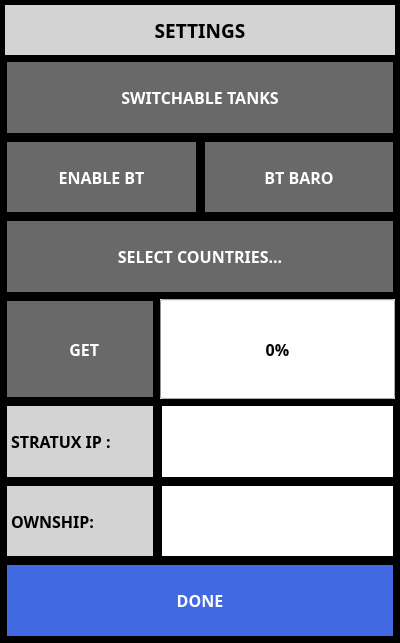
The window that ui/SettingsDialog.ui (UnexplodedMinds/Stratofier) describes before a commit, drawn with Qt 5.
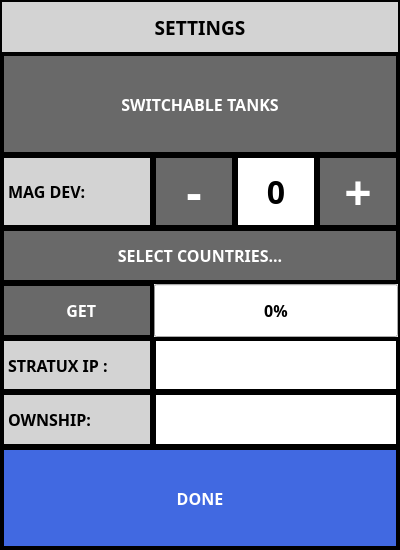
The same window after the commit. Icons and pictures are not drawn. Custom widgets are drawn as their Qt base class.

```diff
--- a/ui/SettingsDialog.ui
+++ b/ui/SettingsDialog.ui
@@ -7,7 +7,7 @@
     <x>0</x>
     <y>0</y>
     <width>400</width>
-    <height>643</height>
+    <height>550</height>
    </rect>
   </property>
   <property name="sizePolicy">
@@ -116,21 +116,459 @@
   </property>
   <layout class="QGridLayout" name="gridLayout">
    <property name="leftMargin">
-    <number>5</number>
+    <number>2</number>
    </property>
    <property name="topMargin">
-    <number>5</number>
+    <number>2</number>
    </property>
    <property name="rightMargin">
-    <number>5</number>
+    <number>2</number>
    </property>
    <property name="bottomMargin">
-    <number>5</number>
+    <number>2</number>
    </property>
    <property name="spacing">
-    <number>5</number>
+    <number>2</number>
    </property>
-   <item row="1" column="1" colspan="4">
+   <item row="5" column="1" colspan="3">
+    <layout class="QGridLayout" name="gridLayout_2">
+     <item row="0" column="1">
+      <widget class="QProgressBar" name="m_pDataProgress">
+       <property name="sizePolicy">
+        <sizepolicy hsizetype="MinimumExpanding" vsizetype="Expanding">
+         <horstretch>0</horstretch>
+         <verstretch>0</verstretch>
+        </sizepolicy>
+       </property>
+       <property name="font">
+        <font>
+         <family>Droid Sans</family>
+         <pointsize>12</pointsize>
+         <weight>75</weight>
+         <bold>true</bold>
+        </font>
+       </property>
+       <property name="autoFillBackground">
+        <bool>true</bool>
+       </property>
+       <property name="value">
+        <number>0</number>
+       </property>
+      </widget>
+     </item>
+    </layout>
+   </item>
+   <item row="2" column="1">
+    <widget class="QPushButton" name="m_pMagDevLessButton">
+     <property name="sizePolicy">
+      <sizepolicy hsizetype="MinimumExpanding" vsizetype="Expanding">
+       <horstretch>0</horstretch>
+       <verstretch>0</verstretch>
+      </sizepolicy>
+     </property>
+     <property name="font">
+      <font>
+       <family>Droid Sans</family>
+       <pointsize>36</pointsize>
+       <weight>75</weight>
+       <bold>true</bold>
+      </font>
+     </property>
+     <property name="text">
+      <string>-</string>
+     </property>
+     <property name="iconSize">
+      <size>
+       <width>32</width>
+       <height>32</height>
+      </size>
+     </property>
+     <property name="checkable">
+      <bool>false</bool>
+     </property>
+     <property name="checked">
+      <bool>false</bool>
+     </property>
+     <property name="autoDefault">
+      <bool>false</bool>
+     </property>
+    </widget>
+   </item>
+   <item row="2" column="3">
+    <widget class="QPushButton" name="m_pMagDevMoreButton">
+     <property name="sizePolicy">
+      <sizepolicy hsizetype="MinimumExpanding" vsizetype="Expanding">
+       <horstretch>0</horstretch>
+       <verstretch>0</verstretch>
+      </sizepolicy>
+     </property>
+     <property name="font">
+      <font>
+       <family>Droid Sans</family>
+       <pointsize>36</pointsize>
+       <weight>75</weight>
+       <bold>true</bold>
+      </font>
+     </property>
+     <property name="text">
+      <string>+</string>
+     </property>
+     <property name="iconSize">
+      <size>
+       <width>32</width>
+       <height>32</height>
+      </size>
+     </property>
+     <property name="checkable">
+      <bool>false</bool>
+     </property>
+     <property name="checked">
+      <bool>false</bool>
+     </property>
+     <property name="autoDefault">
+      <bool>false</bool>
+     </property>
+    </widget>
+   </item>
+   <item row="2" column="2">
+    <widget class="QLabel" name="m_pMagDevLabel">
+     <property name="sizePolicy">
+      <sizepolicy hsizetype="MinimumExpanding" vsizetype="MinimumExpanding">
+       <horstretch>0</horstretch>
+       <verstretch>0</verstretch>
+      </sizepolicy>
+     </property>
+     <property name="palette">
+      <palette>
+       <active>
+        <colorrole role="Base">
+         <brush brushstyle="SolidPattern">
+          <color alpha="255">
+           <red>255</red>
+           <green>255</green>
+           <blue>255</blue>
+          </color>
+         </brush>
+        </colorrole>
+        <colorrole role="Window">
+         <brush brushstyle="SolidPattern">
+          <color alpha="255">
+           <red>255</red>
+           <green>255</green>
+           <blue>255</blue>
+          </color>
+         </brush>
+        </colorrole>
+       </active>
+       <inactive>
+        <colorrole role="Base">
+         <brush brushstyle="SolidPattern">
+          <color alpha="255">
+           <red>255</red>
+           <green>255</green>
+           <blue>255</blue>
+          </color>
+         </brush>
+        </colorrole>
+        <colorrole role="Window">
+         <brush brushstyle="SolidPattern">
+          <color alpha="255">
+           <red>255</red>
+           <green>255</green>
+           <blue>255</blue>
+          </color>
+         </brush>
+        </colorrole>
+       </inactive>
+       <disabled>
+        <colorrole role="Base">
+         <brush brushstyle="SolidPattern">
+          <color alpha="255">
+           <red>255</red>
+           <green>255</green>
+           <blue>255</blue>
+          </color>
+         </brush>
+        </colorrole>
+        <colorrole role="Window">
+         <brush brushstyle="SolidPattern">
+          <color alpha="255">
+           <red>255</red>
+           <green>255</green>
+           <blue>255</blue>
+          </color>
+         </brush>
+        </colorrole>
+       </disabled>
+      </palette>
+     </property>
+     <property name="font">
+      <font>
+       <family>Droid Sans</family>
+       <pointsize>24</pointsize>
+       <weight>75</weight>
+       <bold>true</bold>
+      </font>
+     </property>
+     <property name="autoFillBackground">
+      <bool>true</bool>
+     </property>
+     <property name="frameShape">
+      <enum>QFrame::Box</enum>
+     </property>
+     <property name="lineWidth">
+      <number>2</number>
+     </property>
+     <property name="text">
+      <string>0</string>
+     </property>
+     <property name="alignment">
+      <set>Qt::AlignCenter</set>
+     </property>
+    </widget>
+   </item>
+   <item row="2" column="0">
+    <widget class="QLabel" name="label_5">
+     <property name="sizePolicy">
+      <sizepolicy hsizetype="Minimum" vsizetype="MinimumExpanding">
+       <horstretch>0</horstretch>
+       <verstretch>0</verstretch>
+      </sizepolicy>
+     </property>
+     <property name="minimumSize">
+      <size>
+       <width>150</width>
+       <height>50</height>
+      </size>
+     </property>
+     <property name="palette">
+      <palette>
+       <active>
+        <colorrole role="WindowText">
+         <brush brushstyle="SolidPattern">
+          <color alpha="255">
+           <red>0</red>
+           <green>0</green>
+           <blue>0</blue>
+          </color>
+         </brush>
+        </colorrole>
+        <colorrole role="Button">
+         <brush brushstyle="SolidPattern">
+          <color alpha="255">
+           <red>211</red>
+           <green>211</green>
+           <blue>211</blue>
+          </color>
+         </brush>
+        </colorrole>
+        <colorrole role="Text">
+         <brush brushstyle="SolidPattern">
+          <color alpha="255">
+           <red>0</red>
+           <green>0</green>
+           <blue>0</blue>
+          </color>
+         </brush>
+        </colorrole>
+        <colorrole role="ButtonText">
+         <brush brushstyle="SolidPattern">
+          <color alpha="255">
+           <red>0</red>
+           <green>0</green>
+           <blue>0</blue>
+          </color>
+         </brush>
+        </colorrole>
+        <colorrole role="Base">
+         <brush brushstyle="SolidPattern">
+          <color alpha="255">
+           <red>211</red>
+           <green>211</green>
+           <blue>211</blue>
+          </color>
+         </brush>
+        </colorrole>
+        <colorrole role="Window">
+         <brush brushstyle="SolidPattern">
+          <color alpha="255">
+           <red>211</red>
+           <green>211</green>
+           <blue>211</blue>
+          </color>
+         </brush>
+        </colorrole>
+        <colorrole role="PlaceholderText">
+         <brush brushstyle="NoBrush">
+          <color alpha="128">
+           <red>0</red>
+           <green>0</green>
+           <blue>0</blue>
+          </color>
+         </brush>
+        </colorrole>
+       </active>
+       <inactive>
+        <colorrole role="WindowText">
+         <brush brushstyle="SolidPattern">
+          <color alpha="255">
+           <red>0</red>
+           <green>0</green>
+           <blue>0</blue>
+          </color>
+         </brush>
+        </colorrole>
+        <colorrole role="Button">
+         <brush brushstyle="SolidPattern">
+          <color alpha="255">
+           <red>211</red>
+           <green>211</green>
+           <blue>211</blue>
+          </color>
+         </brush>
+        </colorrole>
+        <colorrole role="Text">
+         <brush brushstyle="SolidPattern">
+          <color alpha="255">
+           <red>0</red>
+           <green>0</green>
+           <blue>0</blue>
+          </color>
+         </brush>
+        </colorrole>
+        <colorrole role="ButtonText">
+         <brush brushstyle="SolidPattern">
+          <color alpha="255">
+           <red>0</red>
+           <green>0</green>
+           <blue>0</blue>
+          </color>
+         </brush>
+        </colorrole>
+        <colorrole role="Base">
+         <brush brushstyle="SolidPattern">
+          <color alpha="255">
+           <red>211</red>
+           <green>211</green>
+           <blue>211</blue>
+          </color>
+         </brush>
+        </colorrole>
+        <colorrole role="Window">
+         <brush brushstyle="SolidPattern">
+          <color alpha="255">
+           <red>211</red>
+           <green>211</green>
+           <blue>211</blue>
+          </color>
+         </brush>
+        </colorrole>
+        <colorrole role="PlaceholderText">
+         <brush brushstyle="NoBrush">
+          <color alpha="128">
+           <red>0</red>
+           <green>0</green>
+           <blue>0</blue>
+          </color>
+         </brush>
+        </colorrole>
+       </inactive>
+       <disabled>
+        <colorrole role="WindowText">
+         <brush brushstyle="SolidPattern">
+          <color alpha="255">
+           <red>0</red>
+           <green>0</green>
+           <blue>0</blue>
+          </color>
+         </brush>
+        </colorrole>
+        <colorrole role="Button">
+         <brush brushstyle="SolidPattern">
+          <color alpha="255">
+           <red>211</red>
+           <green>211</green>
+           <blue>211</blue>
+          </color>
+         </brush>
+        </colorrole>
+        <colorrole role="Text">
+         <brush brushstyle="SolidPattern">
+          <color alpha="255">
+           <red>0</red>
+           <green>0</green>
+           <blue>0</blue>
+          </color>
+         </brush>
+        </colorrole>
+        <colorrole role="ButtonText">
+         <brush brushstyle="SolidPattern">
+          <color alpha="255">
+           <red>0</red>
+           <green>0</green>
+           <blue>0</blue>
+          </color>
+         </brush>
+        </colorrole>
+        <colorrole role="Base">
+         <brush brushstyle="SolidPattern">
+          <color alpha="255">
+           <red>211</red>
+           <green>211</green>
+           <blue>211</blue>
+          </color>
+         </brush>
+        </colorrole>
+        <colorrole role="Window">
+         <brush brushstyle="SolidPattern">
+          <color alpha="255">
+           <red>211</red>
+           <green>211</green>
+           <blue>211</blue>
+          </color>
+         </brush>
+        </colorrole>
+        <colorrole role="PlaceholderText">
+         <brush brushstyle="NoBrush">
+          <color alpha="128">
+           <red>0</red>
+           <green>0</green>
+           <blue>0</blue>
+          </color>
+         </brush>
+        </colorrole>
+       </disabled>
+      </palette>
+     </property>
+     <property name="font">
+      <font>
+       <family>Droid Sans</family>
+       <pointsize>12</pointsize>
+       <weight>75</weight>
+       <bold>true</bold>
+      </font>
+     </property>
+     <property name="autoFillBackground">
+      <bool>false</bool>
+     </property>
+     <property name="styleSheet">
+      <string notr="true">QLabel { background-color: LightGray; color: black; }</string>
+     </property>
+     <property name="frameShape">
+      <enum>QFrame::Box</enum>
+     </property>
+     <property name="lineWidth">
+      <number>2</number>
+     </property>
+     <property name="text">
+      <string>MAG DEV:</string>
+     </property>
+     <property name="margin">
+      <number>5</number>
+     </property>
+    </widget>
+   </item>
+   <item row="1" column="0" colspan="4">
     <widget class="QPushButton" name="m_pSwitchableButton">
      <property name="sizePolicy">
       <sizepolicy hsizetype="MinimumExpanding" vsizetype="MinimumExpanding">
@@ -138,6 +576,18 @@
        <verstretch>0</verstretch>
       </sizepolicy>
      </property>
+     <property name="minimumSize">
+      <size>
+       <width>0</width>
+       <height>100</height>
+      </size>
+     </property>
+     <property name="maximumSize">
+      <size>
+       <width>16777215</width>
+       <height>100</height>
+      </size>
+     </property>
      <property name="font">
       <font>
        <family>Droid Sans</family>
@@ -164,151 +614,7 @@
      </property>
     </widget>
    </item>
-   <item row="11" column="1" colspan="4">
-    <widget class="QPushButton" name="m_pCloseButton">
-     <property name="sizePolicy">
-      <sizepolicy hsizetype="MinimumExpanding" vsizetype="MinimumExpanding">
-       <horstretch>0</horstretch>
-       <verstretch>0</verstretch>
-      </sizepolicy>
-     </property>
-     <property name="font">
-      <font>
-       <family>Droid Sans</family>
-       <pointsize>12</pointsize>
-       <weight>75</weight>
-       <bold>true</bold>
-      </font>
-     </property>
-     <property name="autoFillBackground">
-      <bool>false</bool>
-     </property>
-     <property name="styleSheet">
-      <string notr="true">QPushButton
-{
-	border: none;
-	background-color: RoyalBlue;
-	color: white;
-	margin: 2px;
-}
-QPushButton::pressed
-{
-	border: none;
-	background-color: CornflowerBlue;
-	color: black;
-	margin: 2px;
-}
-</string>
-     </property>
-     <property name="text">
-      <string>DONE</string>
-     </property>
-     <property name="iconSize">
-      <size>
-       <width>32</width>
-       <height>32</height>
-      </size>
-     </property>
-     <property name="autoDefault">
-      <bool>false</bool>
-     </property>
-    </widget>
-   </item>
-   <item row="9" column="2" colspan="3">
-    <widget class="ClickLabel" name="m_pOwnshipClickLabel">
-     <property name="sizePolicy">
-      <sizepolicy hsizetype="MinimumExpanding" vsizetype="MinimumExpanding">
-       <horstretch>0</horstretch>
-       <verstretch>0</verstretch>
-      </sizepolicy>
-     </property>
-     <property name="palette">
-      <palette>
-       <active>
-        <colorrole role="Base">
-         <brush brushstyle="SolidPattern">
-          <color alpha="255">
-           <red>255</red>
-           <green>255</green>
-           <blue>255</blue>
-          </color>
-         </brush>
-        </colorrole>
-        <colorrole role="Window">
-         <brush brushstyle="SolidPattern">
-          <color alpha="255">
-           <red>255</red>
-           <green>255</green>
-           <blue>255</blue>
-          </color>
-         </brush>
-        </colorrole>
-       </active>
-       <inactive>
-        <colorrole role="Base">
-         <brush brushstyle="SolidPattern">
-          <color alpha="255">
-           <red>255</red>
-           <green>255</green>
-           <blue>255</blue>
-          </color>
-         </brush>
-        </colorrole>
-        <colorrole role="Window">
-         <brush brushstyle="SolidPattern">
-          <color alpha="255">
-           <red>255</red>
-           <green>255</green>
-           <blue>255</blue>
-          </color>
-         </brush>
-        </colorrole>
-       </inactive>
-       <disabled>
-        <colorrole role="Base">
-         <brush brushstyle="SolidPattern">
-          <color alpha="255">
-           <red>255</red>
-           <green>255</green>
-           <blue>255</blue>
-          </color>
-         </brush>
-        </colorrole>
-        <colorrole role="Window">
-         <brush brushstyle="SolidPattern">
-          <color alpha="255">
-           <red>255</red>
-           <green>255</green>
-           <blue>255</blue>
-          </color>
-         </brush>
-        </colorrole>
-       </disabled>
-      </palette>
-     </property>
-     <property name="font">
-      <font>
-       <family>Droid Sans</family>
-       <pointsize>24</pointsize>
-       <weight>75</weight>
-       <bold>true</bold>
-      </font>
-     </property>
-     <property name="autoFillBackground">
-      <bool>true</bool>
-     </property>
-     <property name="frameShape">
-      <enum>QFrame::Box</enum>
-     </property>
-     <property name="lineWidth">
-      <number>2</number>
-     </property>
-     <property name="alignment">
-      <set>Qt::AlignCenter</set>
-     </property>
-    </widget>
-   </item>
-   <item row="0" column="1" colspan="4">
+   <item row="0" column="0" colspan="4">
     <widget class="QLabel" name="m_pTitleLabel">
      <property name="sizePolicy">
       <sizepolicy hsizetype="MinimumExpanding" vsizetype="Minimum">
@@ -353,7 +659,92 @@
      </property>
     </widget>
    </item>
-   <item row="8" column="1">
+   <item row="3" column="0" colspan="4">
+    <widget class="QPushButton" name="m_pSelCountriesButton">
+     <property name="sizePolicy">
+      <sizepolicy hsizetype="MinimumExpanding" vsizetype="MinimumExpanding">
+       <horstretch>0</horstretch>
+       <verstretch>0</verstretch>
+      </sizepolicy>
+     </property>
+     <property name="minimumSize">
+      <size>
+       <width>0</width>
+       <height>50</height>
+      </size>
+     </property>
+     <property name="font">
+      <font>
+       <family>Droid Sans</family>
+       <pointsize>12</pointsize>
+       <weight>75</weight>
+       <bold>true</bold>
+      </font>
+     </property>
+     <property name="autoFillBackground">
+      <bool>false</bool>
+     </property>
+     <property name="text">
+      <string>SELECT COUNTRIES...</string>
+     </property>
+     <property name="iconSize">
+      <size>
+       <width>32</width>
+       <height>32</height>
+      </size>
+     </property>
+     <property name="autoDefault">
+      <bool>false</bool>
+     </property>
+    </widget>
+   </item>
+   <item row="5" column="0">
+    <widget class="QPushButton" name="m_pGetButton">
+     <property name="sizePolicy">
+      <sizepolicy hsizetype="Minimum" vsizetype="Expanding">
+       <horstretch>0</horstretch>
+       <verstretch>0</verstretch>
+      </sizepolicy>
+     </property>
+     <property name="minimumSize">
+      <size>
+       <width>0</width>
+       <height>50</height>
+      </size>
+     </property>
+     <property name="font">
+      <font>
+       <family>Droid Sans</family>
+       <pointsize>12</pointsize>
+       <weight>75</weight>
+       <bold>true</bold>
+      </font>
+     </property>
+     <property name="text">
+      <string>  GET</string>
+     </property>
+     <property name="icon">
+      <iconset resource="../AHRSResources.qrc">
+       <normaloff>:/icons/resources/Cancel.png</normaloff>:/icons/resources/Cancel.png</iconset>
+     </property>
+     <property name="iconSize">
+      <size>
+       <width>32</width>
+       <height>32</height>
+      </size>
+     </property>
+     <property name="checkable">
+      <bool>false</bool>
+     </property>
+     <property name="checked">
+      <bool>false</bool>
+     </property>
+     <property name="autoDefault">
+      <bool>false</bool>
+     </property>
+    </widget>
+   </item>
+   <item row="8" column="0">
     <widget class="QLabel" name="label_3">
      <property name="sizePolicy">
       <sizepolicy hsizetype="Minimum" vsizetype="MinimumExpanding">
@@ -364,7 +755,7 @@
      <property name="minimumSize">
       <size>
        <width>150</width>
-       <height>0</height>
+       <height>50</height>
       </size>
      </property>
      <property name="palette">
@@ -594,7 +985,101 @@
      </property>
     </widget>
    </item>
-   <item row="9" column="1">
+   <item row="8" column="1" colspan="3">
+    <widget class="ClickLabel" name="m_pIPClickLabel">
+     <property name="sizePolicy">
+      <sizepolicy hsizetype="MinimumExpanding" vsizetype="MinimumExpanding">
+       <horstretch>0</horstretch>
+       <verstretch>0</verstretch>
+      </sizepolicy>
+     </property>
+     <property name="palette">
+      <palette>
+       <active>
+        <colorrole role="Base">
+         <brush brushstyle="SolidPattern">
+          <color alpha="255">
+           <red>255</red>
+           <green>255</green>
+           <blue>255</blue>
+          </color>
+         </brush>
+        </colorrole>
+        <colorrole role="Window">
+         <brush brushstyle="SolidPattern">
+          <color alpha="255">
+           <red>255</red>
+           <green>255</green>
+           <blue>255</blue>
+          </color>
+         </brush>
+        </colorrole>
+       </active>
+       <inactive>
+        <colorrole role="Base">
+         <brush brushstyle="SolidPattern">
+          <color alpha="255">
+           <red>255</red>
+           <green>255</green>
+           <blue>255</blue>
+          </color>
+         </brush>
+        </colorrole>
+        <colorrole role="Window">
+         <brush brushstyle="SolidPattern">
+          <color alpha="255">
+           <red>255</red>
+           <green>255</green>
+           <blue>255</blue>
+          </color>
+         </brush>
+        </colorrole>
+       </inactive>
+       <disabled>
+        <colorrole role="Base">
+         <brush brushstyle="SolidPattern">
+          <color alpha="255">
+           <red>255</red>
+           <green>255</green>
+           <blue>255</blue>
+          </color>
+         </brush>
+        </colorrole>
+        <colorrole role="Window">
+         <brush brushstyle="SolidPattern">
+          <color alpha="255">
+           <red>255</red>
+           <green>255</green>
+           <blue>255</blue>
+          </color>
+         </brush>
+        </colorrole>
+       </disabled>
+      </palette>
+     </property>
+     <property name="font">
+      <font>
+       <family>Droid Sans</family>
+       <pointsize>24</pointsize>
+       <weight>75</weight>
+       <bold>true</bold>
+      </font>
+     </property>
+     <property name="autoFillBackground">
+      <bool>true</bool>
+     </property>
+     <property name="frameShape">
+      <enum>QFrame::Box</enum>
+     </property>
+     <property name="lineWidth">
+      <number>2</number>
+     </property>
+     <property name="alignment">
+      <set>Qt::AlignCenter</set>
+     </property>
+    </widget>
+   </item>
+   <item row="9" column="0">
     <widget class="QLabel" name="label_4">
      <property name="sizePolicy">
       <sizepolicy hsizetype="Minimum" vsizetype="MinimumExpanding">
@@ -605,7 +1090,7 @@
      <property name="minimumSize">
       <size>
        <width>150</width>
-       <height>0</height>
+       <height>50</height>
       </size>
      </property>
      <property name="palette">
@@ -835,115 +1320,8 @@
      </property>
     </widget>
    </item>
-   <item row="3" column="1" colspan="4">
-    <widget class="QPushButton" name="m_pSelCountriesButton">
-     <property name="sizePolicy">
-      <sizepolicy hsizetype="MinimumExpanding" vsizetype="MinimumExpanding">
-       <horstretch>0</horstretch>
-       <verstretch>0</verstretch>
-      </sizepolicy>
-     </property>
-     <property name="font">
-      <font>
-       <family>Droid Sans</family>
-       <pointsize>12</pointsize>
-       <weight>75</weight>
-       <bold>true</bold>
-      </font>
-     </property>
-     <property name="autoFillBackground">
-      <bool>false</bool>
-     </property>
-     <property name="text">
-      <string>SELECT COUNTRIES...</string>
-     </property>
-     <property name="iconSize">
-      <size>
-       <width>32</width>
-       <height>32</height>
-      </size>
-     </property>
-     <property name="autoDefault">
-      <bool>false</bool>
-     </property>
-    </widget>
-   </item>
-   <item row="5" column="1" colspan="4">
-    <layout class="QGridLayout" name="gridLayout_2">
-     <item row="0" column="1">
-      <widget class="QProgressBar" name="m_pDataProgress">
-       <property name="sizePolicy">
-        <sizepolicy hsizetype="MinimumExpanding" vsizetype="Expanding">
-         <horstretch>0</horstretch>
-         <verstretch>0</verstretch>
-        </sizepolicy>
-       </property>
-       <property name="font">
-        <font>
-         <family>Droid Sans</family>
-         <pointsize>12</pointsize>
-         <weight>75</weight>
-         <bold>true</bold>
-        </font>
-       </property>
-       <property name="autoFillBackground">
-        <bool>true</bool>
-       </property>
-       <property name="value">
-        <number>0</number>
-       </property>
-      </widget>
-     </item>
-     <item row="0" column="0">
-      <widget class="QPushButton" name="m_pGetButton">
-       <property name="sizePolicy">
-        <sizepolicy hsizetype="Minimum" vsizetype="Expanding">
-         <horstretch>0</horstretch>
-         <verstretch>0</verstretch>
-        </sizepolicy>
-       </property>
-       <property name="minimumSize">
-        <size>
-         <width>150</width>
-         <height>100</height>
-        </size>
-       </property>
-       <property name="font">
-        <font>
-         <family>Droid Sans</family>
-         <pointsize>12</pointsize>
-         <weight>75</weight>
-         <bold>true</bold>
-        </font>
-       </property>
-       <property name="text">
-        <string>  GET</string>
-       </property>
-       <property name="icon">
-        <iconset resource="../AHRSResources.qrc">
-         <normaloff>:/icons/resources/Cancel.png</normaloff>:/icons/resources/Cancel.png</iconset>
-       </property>
-       <property name="iconSize">
-        <size>
-         <width>32</width>
-         <height>32</height>
-        </size>
-       </property>
-       <property name="checkable">
-        <bool>false</bool>
-       </property>
-       <property name="checked">
-        <bool>false</bool>
-       </property>
-       <property name="autoDefault">
-        <bool>false</bool>
-       </property>
-      </widget>
-     </item>
-    </layout>
-   </item>
-   <item row="8" column="2" colspan="3">
-    <widget class="ClickLabel" name="m_pIPClickLabel">
+   <item row="9" column="1" colspan="3">
+    <widget class="ClickLabel" name="m_pOwnshipClickLabel">
      <property name="sizePolicy">
       <sizepolicy hsizetype="MinimumExpanding" vsizetype="MinimumExpanding">
        <horstretch>0</horstretch>
@@ -1036,77 +1414,67 @@
      </property>
     </widget>
    </item>
-   <item row="2" column="1" colspan="4">
-    <layout class="QHBoxLayout" name="horizontalLayout">
-     <item>
-      <widget class="QPushButton" name="m_pEnableBTButton">
-       <property name="sizePolicy">
-        <sizepolicy hsizetype="MinimumExpanding" vsizetype="MinimumExpanding">
-         <horstretch>0</horstretch>
-         <verstretch>0</verstretch>
-        </sizepolicy>
-       </property>
-       <property name="font">
-        <font>
-         <family>Droid Sans</family>
-         <pointsize>12</pointsize>
-         <weight>75</weight>
-         <bold>true</bold>
-        </font>
-       </property>
-       <property name="text">
-        <string>ENABLE BT</string>
-       </property>
-       <property name="icon">
-        <iconset resource="../AHRSResources.qrc">
-         <normaloff>:/icons/resources/off.png</normaloff>:/icons/resources/off.png</iconset>
-       </property>
-       <property name="iconSize">
-        <size>
-         <width>64</width>
-         <height>28</height>
-        </size>
-       </property>
-       <property name="autoDefault">
-        <bool>false</bool>
-       </property>
-      </widget>
-     </item>
-     <item>
-      <widget class="QPushButton" name="m_pUseBTBaroButton">
-       <property name="sizePolicy">
-        <sizepolicy hsizetype="MinimumExpanding" vsizetype="MinimumExpanding">
-         <horstretch>0</horstretch>
-         <verstretch>0</verstretch>
-        </sizepolicy>
-       </property>
-       <property name="font">
-        <font>
-         <family>Droid Sans</family>
-         <pointsize>12</pointsize>
-         <weight>75</weight>
-         <bold>true</bold>
-        </font>
-       </property>
-       <property name="text">
-        <string>BT BARO</string>
-       </property>
-       <property name="icon">
-        <iconset resource="../AHRSResources.qrc">
-         <normaloff>:/icons/resources/off.png</normaloff>:/icons/resources/off.png</iconset>
-       </property>
-       <property name="iconSize">
-        <size>
-         <width>64</width>
-         <height>28</height>
-        </size>
-       </property>
-       <property name="autoDefault">
-        <bool>false</bool>
-       </property>
-      </widget>
-     </item>
-    </layout>
+   <item row="11" column="0" colspan="4">
+    <widget class="QPushButton" name="m_pCloseButton">
+     <property name="sizePolicy">
+      <sizepolicy hsizetype="MinimumExpanding" vsizetype="MinimumExpanding">
+       <horstretch>0</horstretch>
+       <verstretch>0</verstretch>
+      </sizepolicy>
+     </property>
+     <property name="minimumSize">
+      <size>
+       <width>0</width>
+       <height>100</height>
+      </size>
+     </property>
+     <property name="maximumSize">
+      <size>
+       <width>16777215</width>
+       <height>100</height>
+      </size>
+     </property>
+     <property name="font">
+      <font>
+       <family>Droid Sans</family>
+       <pointsize>12</pointsize>
+       <weight>75</weight>
+       <bold>true</bold>
+      </font>
+     </property>
+     <property name="autoFillBackground">
+      <bool>false</bool>
+     </property>
+     <property name="styleSheet">
+      <string notr="true">QPushButton
+{
+	border: none;
+	background-color: RoyalBlue;
+	color: white;
+	margin: 2px;
+}
+QPushButton::pressed
+{
+	border: none;
+	background-color: CornflowerBlue;
+	color: black;
+	margin: 2px;
+}
+</string>
+     </property>
+     <property name="text">
+      <string>DONE</string>
+     </property>
+     <property name="iconSize">
+      <size>
+       <width>32</width>
+       <height>32</height>
+      </size>
+     </property>
+     <property name="autoDefault">
+      <bool>false</bool>
+     </property>
+    </widget>
    </item>
   </layout>
  </widget>
```
